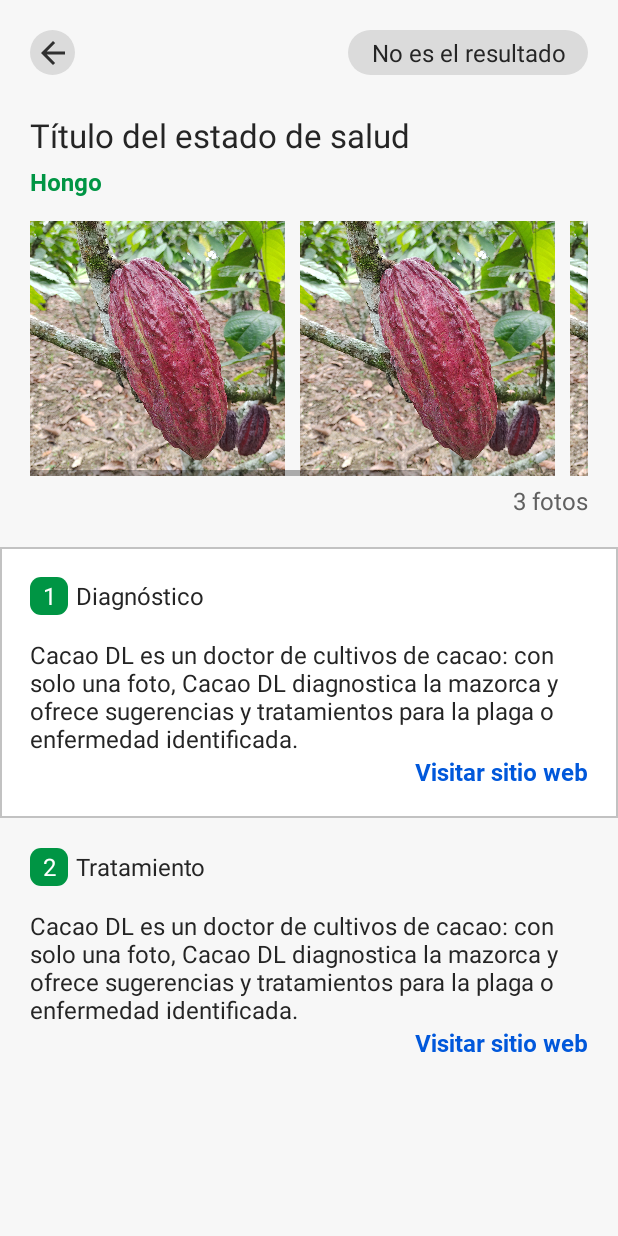
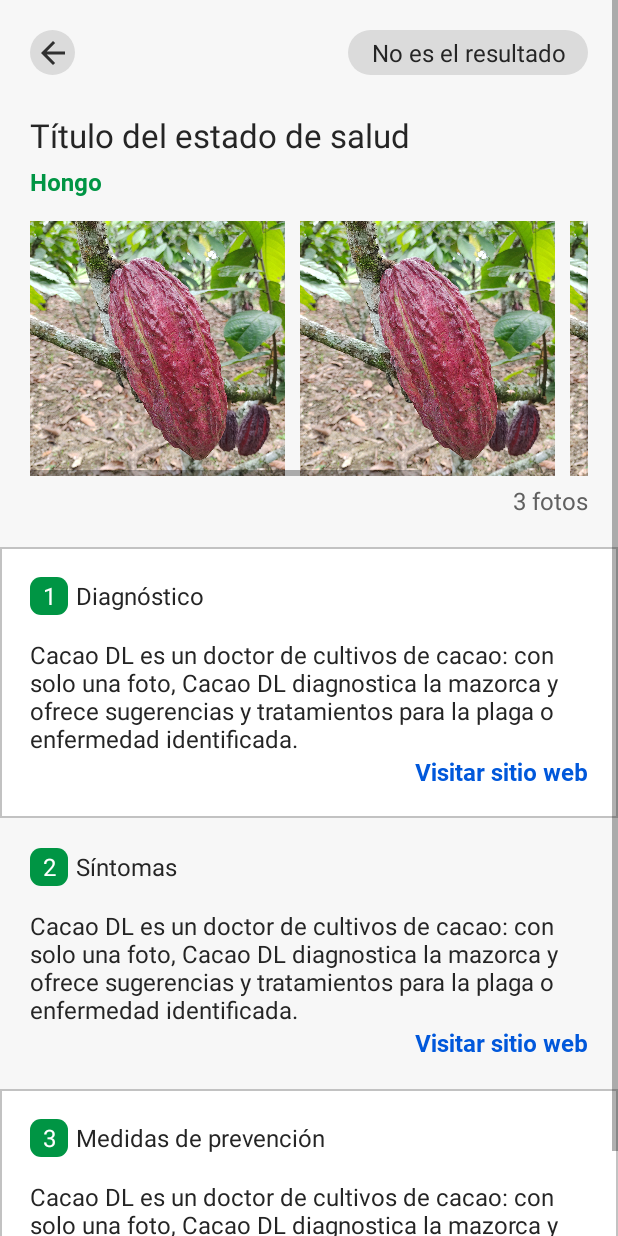
Before and after one commit to DarlingBuenano/CacaoDL, an Android app: the layout fragment_diagnostico.xml on its own in the app's theme, with its tools: preview values and no code run, on a phone screen of 412 x 824 dp. Run offline under Robolectric (Android 15) with nearby library versions, the phone set to English and light mode, and no system bars.

```diff
--- a/app/src/main/java/software/cacaodl/MainActivity.java
+++ b/app/src/main/java/software/cacaodl/MainActivity.java
@@ -90,12 +90,6 @@ public class MainActivity extends AppCompatActivity {
         abrirFragment(frgWelcome, frgEstadoSalud, "frgEstadoSalud");
     }
 
-    private void abrirDiagnostico() {
-        frgDiagnostico = new Diagnostico();
-        //Corregir, poner frgCamara, frgDiag
-        abrirFragment(frgEstadoSalud, frgDiagnostico, "frgDiagnostico");
-    }
-
     @RequiresApi(api = Build.VERSION_CODES.M)
     public void clicTomarUnaFoto(View view) {
         frgCapturarImagen = new CapturarImagen();
--- a/app/src/main/res/layout/fragment_diagnostico.xml
+++ b/app/src/main/res/layout/fragment_diagnostico.xml
@@ -1,5 +1,5 @@
 <?xml version="1.0" encoding="utf-8"?>
-<FrameLayout
+<ScrollView
     xmlns:android="http://schemas.android.com/apk/res/android"
     xmlns:app="http://schemas.android.com/apk/res-auto"
     xmlns:tools="http://schemas.android.com/tools"
@@ -50,6 +50,7 @@
                 android:textSize="@dimen/sp_nivel_7" />
 
             <TextView
+                android:id="@+id/txt_hongo_estado_salud"
                 android:layout_width="wrap_content"
                 android:layout_height="wrap_content"
                 android:layout_marginTop="@dimen/mrg_pequeno"
@@ -70,18 +71,21 @@
                     android:orientation="horizontal">
 
                     <ImageView
+                        android:id="@+id/img_estado_salud_carouse1"
                         android:layout_width="@dimen/w_img_carousel"
                         android:layout_height="@dimen/h_img_carousel"
                         android:layout_marginRight="10dp"
                         android:src="@drawable/foto_cuadrada_ejemplo" />
 
                     <ImageView
+                        android:id="@+id/img_estado_salud_carouse2"
                         android:layout_width="@dimen/w_img_carousel"
                         android:layout_height="@dimen/h_img_carousel"
                         android:layout_marginRight="10dp"
                         android:src="@drawable/foto_cuadrada_ejemplo" />
 
                     <ImageView
+                        android:id="@+id/img_estado_salud_carouse3"
                         android:layout_width="@dimen/w_img_carousel"
                         android:layout_height="@dimen/h_img_carousel"
                         android:src="@drawable/foto_cuadrada_ejemplo" />
@@ -103,34 +107,39 @@
             android:layout_height="wrap_content"
             android:orientation="vertical"
             android:padding="@dimen/pad_body">
+
             <LinearLayout
                 android:layout_width="match_parent"
                 android:layout_height="wrap_content"
-                android:orientation="horizontal"
-                android:gravity="center_vertical">
+                android:gravity="center_vertical"
+                android:orientation="horizontal">
+
                 <TextView
                     style="@style/style_rect_verde_item"
                     android:layout_width="25dp"
                     android:layout_height="25dp"
-                    android:text="1"/>
+                    android:text="1" />
+
                 <TextView
                     android:layout_width="wrap_content"
                     android:layout_height="wrap_content"
                     android:layout_marginLeft="@dimen/mrg_pequeno"
-                    android:text="Diagnóstico"/>
+                    android:text="Diagnóstico" />
             </LinearLayout>
+
             <TextView
                 android:id="@+id/txt_diagnostico"
                 android:layout_width="match_parent"
                 android:layout_height="wrap_content"
                 android:layout_marginTop="@dimen/mrg_entre_elem"
-                android:text="@string/main_seccion1_descripcion"/>
+                android:text="@string/main_seccion1_descripcion" />
+
             <TextView
                 android:id="@+id/btn_link_diagnostico_frg_diag"
                 style="@style/style_link_web"
                 android:layout_width="wrap_content"
                 android:layout_height="wrap_content"
-                android:text="@string/link_web"/>
+                android:text="@string/link_web" />
         </LinearLayout>
 
         <LinearLayout
@@ -152,10 +161,10 @@
                     android:layout_width="wrap_content"
                     android:layout_height="wrap_content"
                     android:layout_marginLeft="@dimen/mrg_pequeno"
-                    android:text="Tratamiento"/>
+                    android:text="Síntomas"/>
             </LinearLayout>
             <TextView
-                android:id="@+id/txt_tratamiento"
+                android:id="@+id/txt_sintomas"
                 android:layout_width="match_parent"
                 android:layout_height="wrap_content"
                 android:layout_marginTop="@dimen/mrg_entre_elem"
@@ -167,5 +176,35 @@
                 android:layout_height="wrap_content"
                 android:text="@string/link_web"/>
         </LinearLayout>
+
+        <LinearLayout
+            style="@style/style_rect_blanco_seccion_detalle"
+            android:layout_width="match_parent"
+            android:layout_height="wrap_content"
+            android:orientation="vertical"
+            android:padding="@dimen/pad_body">
+            <LinearLayout
+                android:layout_width="match_parent"
+                android:layout_height="wrap_content"
+                android:orientation="horizontal"
+                android:gravity="center_vertical">
+                <TextView
+                    style="@style/style_rect_verde_item"
+                    android:layout_width="25dp"
+                    android:layout_height="25dp"
+                    android:text="3"/>
+                <TextView
+                    android:layout_width="wrap_content"
+                    android:layout_height="wrap_content"
+                    android:layout_marginLeft="@dimen/mrg_pequeno"
+                    android:text="Medidas de prevención"/>
+            </LinearLayout>
+            <TextView
+                android:id="@+id/txt_medidas_prevencion"
+                android:layout_width="match_parent"
+                android:layout_height="wrap_content"
+                android:layout_marginTop="@dimen/mrg_entre_elem"
+                android:text="@string/main_seccion1_descripcion"/>
+        </LinearLayout>
     </LinearLayout>
-</FrameLayout>
+</ScrollView>
```
Also changed, not shown: app/src/main/java/software/cacaodl/fragments/Diagnostico.java (+129 -1 lines), app/src/main/java/software/cacaodl/fragments/EstadoSalud.java (+37 -5 lines), app/src/main/java/software/cacaodl/modelos/ModelTFLite.java (+6 -14 lines), app/src/main/res/layout/activity_main.xml (+3 -9 lines), app/src/main/res/layout/fragment_capturar_imagen.xml (+4 -3 lines), app/src/main/res/layout/fragment_estado_salud.xml (+3 -4 lines), app/src/main/res/layout/fragment_welcome.xml (+7 -6 lines), app/src/main/res/raw/caco_info.json (added, +78 -0 lines), app/src/main/res/raw/fitoftora_14.jpg (added), app/src/main/res/raw/fitoftora_19.jpg (added), app/src/main/res/raw/fitoftora_41.jpg (added), app/src/main/res/raw/monilia_10.jpg (added), app/src/main/res/raw/monilia_31.jpg (added), app/src/main/res/raw/monilia_8.jpg (added), 3 more files.
